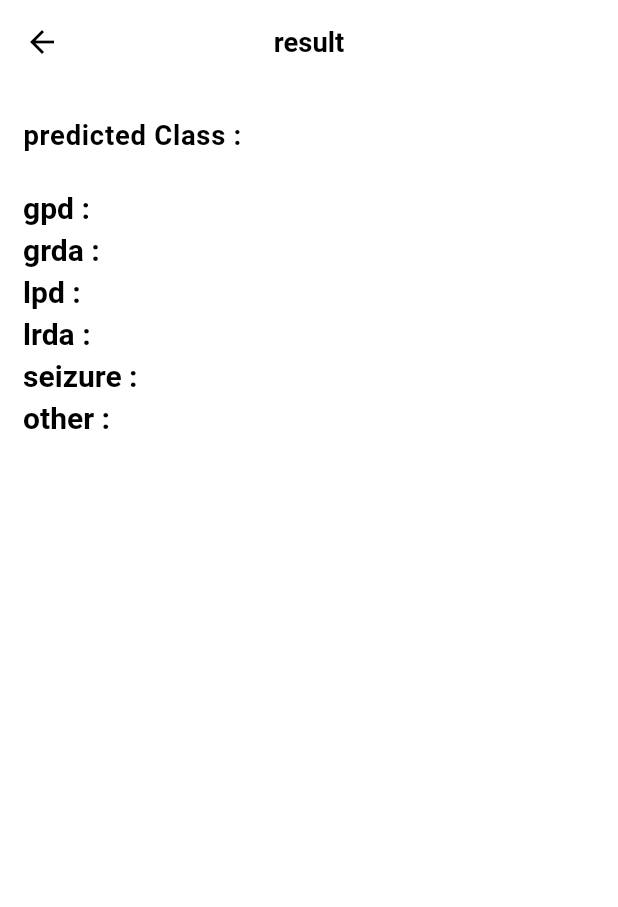
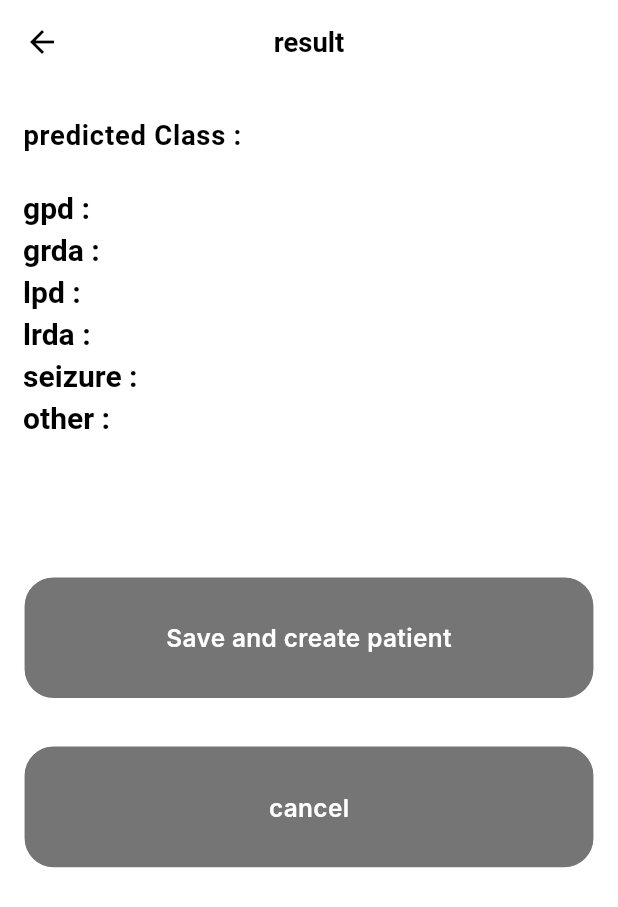
Before and after one commit to IbrahimElbazz/Brainpulse, a Flutter app: the DisplayData screen opened directly with empty values, on a phone screen of 412 x 824 dp. Shown: the top 907 px of the screen. Run offline on Flutter 3.47's test engine with Material 3 defaults, Android fonts, the light colour scheme and no system bars; our stand-ins replace animated_text_kit, dartz, dio, flutter_bloc, flutter_screenutil, flutter_svg and 10 more; accounts and stored records are empty; generated files the repository leaves out were written again; Roboto replaces fonts that are missing (Inter).

Commit message:
add patient done

```diff
--- a/lib/core/Theming/text_style.dart
+++ b/lib/core/Theming/text_style.dart
@@ -75,4 +75,10 @@ class TextStyleApp {
     fontFamily: 'Inter',
     fontWeight: FontWeight.w600,
   );
+  static TextStyle font18weight600colorBlack = TextStyle(
+    color: ColorsApp.black,
+    fontSize: 18.sp,
+    fontFamily: 'Inter',
+    fontWeight: FontWeight.w600,
+  );
 }
--- a/lib/core/network/api_constant.dart
+++ b/lib/core/network/api_constant.dart
@@ -2,4 +2,5 @@ class ApiConstant {
   static const baseUrl = 'http://brain-pulse.runasp.net/api/';
   static const sendDataByDoctor = 'model/prediction';
   static const getAllPatients = 'patients';
+  static const addPatient = 'new-patient';
 }
--- a/lib/core/network/api_service.dart
+++ b/lib/core/network/api_service.dart
@@ -1,4 +1,5 @@
 import 'package:brain_pulse/core/network/api_constant.dart';
+import 'package:brain_pulse/features/data_by_doctor/data/models/add_patient_request_model.dart';
 import 'package:brain_pulse/features/data_by_doctor/data/models/send_point_request_model.dart';
 import 'package:brain_pulse/features/data_by_doctor/data/models/send_point_response_model.dart';
 import 'package:brain_pulse/features/history/data/model/get_all_patients_response.dart';
@@ -20,4 +21,8 @@ abstract class ApiService {
   // get all patients
   @GET(ApiConstant.getAllPatients)
   Future<List<GetAllPatientsResponse>> getAllPatients();
+
+  // add patient
+  @POST(ApiConstant.addPatient)
+  Future addPatient(@Body() AddPatientRequestModel request);
 }
--- a/lib/core/provider/theme-provider.dart
+++ b/lib/core/provider/theme-provider.dart
@@ -16,7 +16,8 @@ class ThemeProvider with ChangeNotifier {
   Future<void> loadTheme() async {
     final prefs = await SharedPreferences.getInstance();
     _isDarkMode = prefs.getBool('isDarkMode') ?? false;
-    _currentTheme = _isDarkMode ? MyThemeData.darkTheme : MyThemeData.lightTheme;
+    _currentTheme =
+        _isDarkMode ? MyThemeData.darkTheme : MyThemeData.lightTheme;
     notifyListeners();
   }
 
@@ -34,7 +35,8 @@ class ThemeProvider with ChangeNotifier {
 
   Future<void> toggleTheme() async {
     _isDarkMode = !_isDarkMode;
-    _currentTheme = _isDarkMode ? MyThemeData.darkTheme : MyThemeData.lightTheme;
+    _currentTheme =
+        _isDarkMode ? MyThemeData.darkTheme : MyThemeData.lightTheme;
     await _saveTheme();
   }
 
--- a/lib/core/routing/app_router.dart
+++ b/lib/core/routing/app_router.dart
@@ -1,6 +1,7 @@
 import 'package:brain_pulse/core/routing/routers.dart';
 import 'package:brain_pulse/features/app_navigation/app_navigation.dart';
 import 'package:brain_pulse/features/auth/login/presentation/views/login.dart';
+import 'package:brain_pulse/features/data_by_doctor/presentation/screens/save_and_create_patient.dart';
 import 'package:brain_pulse/features/home/presentation/screens/eeg_data_screen.dart';
 import 'package:brain_pulse/features/data_by_doctor/presentation/screens/data_by_doctor_screen.dart';
 import 'package:brain_pulse/features/home/presentation/screens/get_image_screen.dart';
@@ -25,6 +26,7 @@ class AppRouter {
         return MaterialPageRoute(builder: (_) => const EegDataScreen());
       case Routes.dataByDoctorScreen:
         return MaterialPageRoute(builder: (_) => const DataByDoctorScreen());
+
       default:
         return MaterialPageRoute(
           builder: (_) => Scaffold(
--- /dev/null
+++ b/lib/features/data_by_doctor/data/models/add_patient_request_model.dart
@@ -0,0 +1,21 @@
+import 'package:json_annotation/json_annotation.dart';
+part 'add_patient_request_model.g.dart';
+
+@JsonSerializable()
+class AddPatientRequestModel {
+  String? firstName;
+  String? lastName;
+  String? phone;
+  int? age;
+  String? description;
+  List<double>? points;
+
+  AddPatientRequestModel(
+      {this.firstName,
+      this.lastName,
+      this.phone,
+      this.age,
+      this.points,
+      this.description});
+  Map<String, dynamic> toJson() => _$AddPatientRequestModelToJson(this);
+}
--- a/lib/features/data_by_doctor/data/repo/send_point_repo.dart
+++ b/lib/features/data_by_doctor/data/repo/doctor_repo.dart
@@ -1,5 +1,6 @@
 import 'package:brain_pulse/core/network/api_result.dart';
 import 'package:brain_pulse/core/network/api_service.dart';
+import 'package:brain_pulse/features/data_by_doctor/data/models/add_patient_request_model.dart';
 import 'package:brain_pulse/features/data_by_doctor/data/models/send_point_request_model.dart';
 import 'package:brain_pulse/features/data_by_doctor/data/models/send_point_response_model.dart';
 
@@ -18,3 +19,18 @@ class SendPointRepo {
     }
   }
 }
+
+class AddPatientRepo {
+  AddPatientRepo(this._apiService);
+  final ApiService _apiService;
+
+  Future<ApiResult> addPatient(AddPatientRequestModel request) async {
+    try {
+      final response = await _apiService.addPatient(request);
+
+      return ApiResult.success(response);
+    } catch (e) {
+      return ApiResult.failure(e.toString());
+    }
+  }
+}
--- a/lib/features/data_by_doctor/logic/cubit/send_data_by_doctor_cubit.dart
+++ b/lib/features/data_by_doctor/logic/cubit/send_data_by_doctor_cubit.dart
@@ -1,15 +1,16 @@
+import 'package:brain_pulse/features/data_by_doctor/data/models/add_patient_request_model.dart';
 import 'package:brain_pulse/features/data_by_doctor/data/models/send_point_request_model.dart';
-import 'package:brain_pulse/features/data_by_doctor/data/models/send_point_response_model.dart';
-import 'package:brain_pulse/features/data_by_doctor/data/repo/send_point_repo.dart';
+import 'package:brain_pulse/features/data_by_doctor/data/repo/doctor_repo.dart';
 import 'package:brain_pulse/features/data_by_doctor/logic/cubit/send_data_by_doctor_state.dart';
 import 'package:flutter/material.dart';
 import 'package:flutter_bloc/flutter_bloc.dart';
 
 class SendDataByDoctorCubit extends Cubit<SendDataByDoctorState> {
-  SendDataByDoctorCubit(this._sendPointRepo)
+  SendDataByDoctorCubit(this._sendPointRepo, this._addPatientRepo)
       : super(const SendDataByDoctorState.initial());
 
   final SendPointRepo _sendPointRepo;
+  final AddPatientRepo _addPatientRepo;
 
   TextEditingController p1 = TextEditingController();
   TextEditingController p2 = TextEditingController();
@@ -74,4 +75,17 @@ class SendDataByDoctorCubit extends Cubit<SendDataByDoctorState> {
       },
     );
   }
+
+  addPatient(AddPatientRequestModel request) async {
+    emit(const SendDataByDoctorState.loadingAddPatient());
+    final response = await _addPatientRepo.addPatient(request);
+    response.when(
+      success: (data) {
+        emit(SendDataByDoctorState.successAddPatient(data));
+      },
+      failure: (message) {
+        emit(SendDataByDoctorState.failureAddPatient(message: message));
+      },
+    );
+  }
 }
--- a/lib/features/data_by_doctor/logic/cubit/send_data_by_doctor_state.dart
+++ b/lib/features/data_by_doctor/logic/cubit/send_data_by_doctor_state.dart
@@ -13,4 +13,12 @@ class SendDataByDoctorState<T> with _$SendDataByDoctorState<T> {
       SuccessSendDataByDoctor<T>;
   const factory SendDataByDoctorState.failureSendDataByDoctor(
       {required String message}) = FailureSendDataByDoctor;
+
+// add patient
+
+  const factory SendDataByDoctorState.loadingAddPatient() = LoadingAddPatient;
+  const factory SendDataByDoctorState.successAddPatient(T data) =
+      SuccessAddPatient<T>;
+  const factory SendDataByDoctorState.failureAddPatient(
+      {required String message}) = FailureAddPatient;
 }
--- a/lib/features/data_by_doctor/presentation/screens/display_data.dart
+++ b/lib/features/data_by_doctor/presentation/screens/display_data.dart
@@ -1,4 +1,7 @@
+import 'package:brain_pulse/core/helpers/extentions.dart';
 import 'package:brain_pulse/core/helpers/spacing.dart';
+import 'package:brain_pulse/features/data_by_doctor/presentation/screens/save_and_create_patient.dart';
+import 'package:brain_pulse/features/home/presentation/screens/widgets/custom_button.dart';
 import 'package:flutter/material.dart';
 import 'package:flutter_screenutil/flutter_screenutil.dart';
 
@@ -18,6 +21,7 @@ class DisplayData extends StatelessWidget {
         width: double.infinity,
         child: Padding(
           padding: EdgeInsets.symmetric(horizontal: 14.w, vertical: 20.h),
+          child: SingleChildScrollView(
             child: Column(
               children: [
                 Row(
@@ -25,12 +29,10 @@ class DisplayData extends StatelessWidget {
                     Text(
                       'predicted Class :     ',
                       style: Theme.of(context).textTheme.bodyLarge,
-
                     ),
                     Text(
                       prediction['predictedClass'],
                       style: Theme.of(context).textTheme.bodyLarge,
-
                     ),
                   ],
                 ),
@@ -40,7 +42,6 @@ class DisplayData extends StatelessWidget {
                     Text(
                       'gpd : ',
                       style: Theme.of(context).textTheme.titleLarge,
-
                     ),
                     Text(
                       prediction['gpd'],
@@ -65,12 +66,10 @@ class DisplayData extends StatelessWidget {
                     Text(
                       'lpd : ',
                       style: Theme.of(context).textTheme.titleLarge,
-
                     ),
                     Text(
                       prediction['lpd'],
                       style: Theme.of(context).textTheme.bodyLarge,
-
                     ),
                   ],
                 ),
@@ -79,12 +78,10 @@ class DisplayData extends StatelessWidget {
                     Text(
                       'lrda : ',
                       style: Theme.of(context).textTheme.titleLarge,
-
                     ),
                     Text(
                       prediction['lrda'],
                       style: Theme.of(context).textTheme.bodyLarge,
-
                     ),
                   ],
                 ),
@@ -93,12 +90,10 @@ class DisplayData extends StatelessWidget {
                     Text(
                       'seizure : ',
                       style: Theme.of(context).textTheme.titleLarge,
-
                     ),
                     Text(
                       prediction['seizure'],
                       style: Theme.of(context).textTheme.bodyLarge,
-
                     ),
                   ],
                 ),
@@ -107,16 +102,48 @@ class DisplayData extends StatelessWidget {
                     Text(
                       'other : ',
                       style: Theme.of(context).textTheme.titleLarge,
-
                     ),
                     Text(
                       prediction['other'],
                       style: Theme.of(context).textTheme.bodyLarge,
-
                     ),
                   ],
                 ),
+                Padding(
+                  padding: EdgeInsets.only(
+                    top: 90.h,
+                  ),
+                  child: CustomButton(
+                    width: double.infinity,
+                    height: 80.h,
+                    text: "Save and create patient",
+                    onTap: () {
+                      Navigator.push(context, MaterialPageRoute(
+                        builder: (context) {
+                          return SaveAndCreatePatient(
+                            prediction: prediction,
+                          );
+                        },
+                      ));
+                    },
+                  ),
+                ),
+                Padding(
+                  padding: EdgeInsets.only(
+                    top: 30.h,
+                  ),
+                  child: CustomButton(
+                    text: "cancel",
+                    onTap: () {
+                      context.pop();
+                      context.pop();
+                    },
+                    width: double.infinity,
+                    height: 80.h,
+                  ),
+                )
               ],
+            ),
           ),
         ),
       ),
--- a/lib/main.dart
+++ b/lib/main.dart
@@ -13,7 +13,6 @@ import 'package:provider/provider.dart';
 import 'core/provider/language.provider.dart';
 import 'core/provider/theme-provider.dart';
 import 'package:shared_preferences/shared_preferences.dart';
-import 'package:flutter_gen/gen_l10n/app_localizations.dart';
 
 late SharedPreferences sharedPreferences;
 late bool isLoggedIn;
@@ -54,7 +53,8 @@ class BrainPulse extends StatelessWidget {
             create: (context) => getIt<GetAllPatientsCubit>(),
           ),
           BlocProvider(
-            create: (context) => LoginCubit(loginRepoImple: getIt.get<LoginRepoImple>()),
+            create: (context) =>
+                LoginCubit(loginRepoImple: getIt.get<LoginRepoImple>()),
           ),
         ],
         child: Consumer2<ThemeProvider, LocaleProvider>(
@@ -65,8 +65,6 @@ class BrainPulse extends StatelessWidget {
               initialRoute: Routes.splashScreen,
               onGenerateRoute: AppRouter.generateRoute,
               theme: themeProvider.currentTheme,
-              localizationsDelegates: AppLocalizations.localizationsDelegates,
-              supportedLocales: AppLocalizations.supportedLocales,
               locale: localeProvider.currentLocale,
             );
           },
```
Also changed, not shown: lib/core/di/dependency_injection.dart (+5 -2 lines), lib/features/data_by_doctor/presentation/screens/save_and_create_patient.dart (added, +224 -0 lines), lib/features/more/more.dart (+20 -10 lines), lib/core/network/api_service.g.dart, lib/features/data_by_doctor/data/models/add_patient_request_model.g.dart (added), lib/features/data_by_doctor/logic/cubit/send_data_by_doctor_state.freezed.dart, pubspec.lock, 4 other files. Lines whose indentation alone changed are shown as unchanged.
